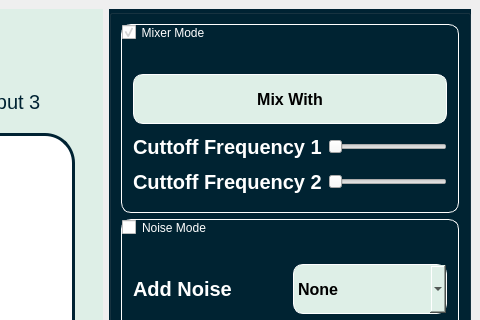
Qt form design.ui (salahmohamed03/Image-filter) before a commit; both pictures show x 770 to 1250 and y 0 to 320 of the 1250 by 793 pixel window.
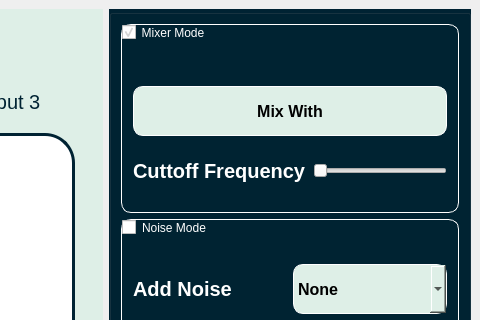
The same form after that commit.

Commit message: show histogram

```diff
--- a/design.ui
+++ b/design.ui
@@ -593,7 +593,7 @@
 font: 11pt &quot;MS Shell Dlg 2&quot;;</string>
               </property>
               <property name="text">
-               <string>Cuttoff Frequency 1</string>
+               <string>Cuttoff Frequency</string>
               </property>
              </widget>
             </item>
@@ -612,31 +612,6 @@
             </item>
            </layout>
           </item>
-          <item>
-           <layout class="QHBoxLayout" name="cutoffTwoLayout">
-            <item>
-             <widget class="QLabel" name="label_32">
-              <property name="styleSheet">
-               <string notr="true">border:none;
-font: 11pt &quot;MS Shell Dlg 2&quot;;</string>
-              </property>
-              <property name="text">
-               <string>Cuttoff Frequency 2</string>
-              </property>
-             </widget>
-            </item>
-            <item>
-             <widget class="QSlider" name="cutoffFreqTwoSlider">
-              <property name="styleSheet">
-               <string notr="true">border:none;</string>
-              </property>
-              <property name="orientation">
-               <enum>Qt::Horizontal</enum>
-              </property>
-             </widget>
-            </item>
-           </layout>
-          </item>
          </layout>
         </widget>
        </item>
```
The commit also changes 1 other file.
